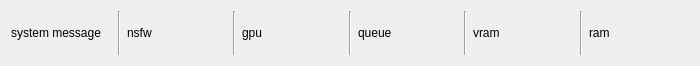
Before: the Qt Designer form src/airunner/widgets/status/templates/status.ui in Capsize-Games/airunner, drawn with Qt 5.
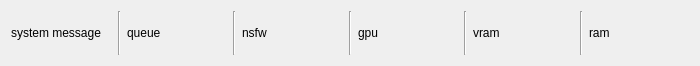
After: the same form once the commit is applied.

Commit message: Rearranges status labels in status bar

Diff of the .ui file:
```diff
--- a/src/airunner/widgets/status/templates/status.ui
+++ b/src/airunner/widgets/status/templates/status.ui
@@ -31,6 +31,20 @@
      </property>
     </widget>
    </item>
+   <item>
+    <widget class="QLabel" name="queue_stats">
+     <property name="text">
+      <string>queue</string>
+     </property>
+    </widget>
+   </item>
+   <item>
+    <widget class="Line" name="line_2">
+     <property name="orientation">
+      <enum>Qt::Vertical</enum>
+     </property>
+    </widget>
+   </item>
    <item>
     <widget class="QLabel" name="nsfw_status">
      <property name="text">
@@ -59,20 +73,6 @@
      </property>
     </widget>
    </item>
-   <item>
-    <widget class="QLabel" name="queue_stats">
-     <property name="text">
-      <string>queue</string>
-     </property>
-    </widget>
-   </item>
-   <item>
-    <widget class="Line" name="line_2">
-     <property name="orientation">
-      <enum>Qt::Vertical</enum>
-     </property>
-    </widget>
-   </item>
    <item>
     <widget class="QLabel" name="vram_stats">
      <property name="text">
```
The commit also changes 1 other file.
